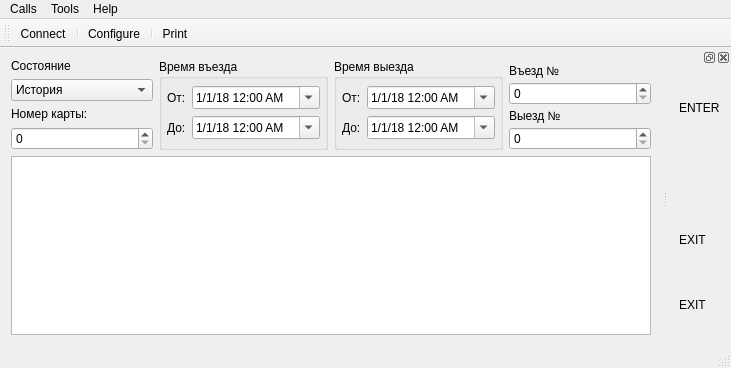
Old version of the form Client/mainwindow.ui in the repository Baxulio/ParkingAS.
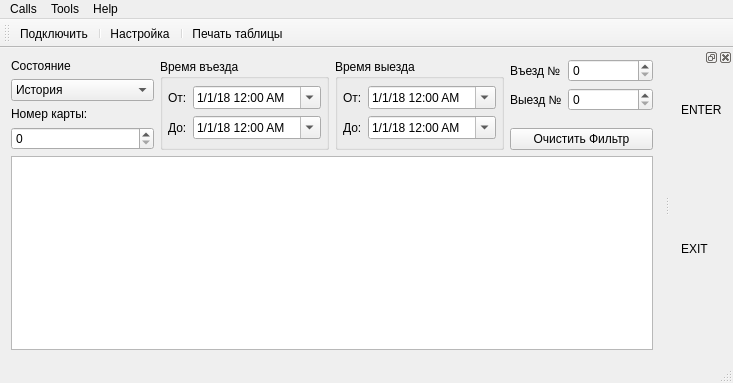
New version of the form. Icons and pictures are not drawn.

Diff of the .ui file:
```diff
--- a/Client/mainwindow.ui
+++ b/Client/mainwindow.ui
@@ -6,8 +6,8 @@
    <rect>
     <x>0</x>
     <y>0</y>
-    <width>731</width>
-    <height>368</height>
+    <width>733</width>
+    <height>383</height>
    </rect>
   </property>
   <property name="windowTitle">
@@ -33,8 +33,6 @@
    <bool>true</bool>
   </property>
   <widget class="QWidget" name="centralWidget">
-   <layout class="QVBoxLayout" name="verticalLayout_6">
-    <item>
      <layout class="QVBoxLayout" name="verticalLayout_5">
       <item>
        <layout class="QHBoxLayout" name="horizontalLayout_5">
@@ -81,7 +79,11 @@
            </widget>
           </item>
           <item>
-           <widget class="QSpinBox" name="wiegand_id_spin"/>
+         <widget class="QSpinBox" name="wiegand_id_spin">
+          <property name="maximum">
+           <number>999999999</number>
+          </property>
+         </widget>
           </item>
          </layout>
         </item>
@@ -259,31 +261,39 @@
         </item>
         <item>
          <layout class="QVBoxLayout" name="verticalLayout_4">
-          <property name="spacing">
-           <number>0</number>
-          </property>
           <item>
+         <layout class="QFormLayout" name="formLayout">
+          <item row="0" column="0">
            <widget class="QLabel" name="label_6">
             <property name="text">
              <string>Въезд №</string>
             </property>
            </widget>
           </item>
-          <item>
+          <item row="0" column="1">
            <widget class="QSpinBox" name="in_spin"/>
           </item>
-          <item>
+          <item row="1" column="0">
            <widget class="QLabel" name="label_7">
             <property name="text">
              <string>Выезд №</string>
             </property>
            </widget>
           </item>
-          <item>
+          <item row="1" column="1">
            <widget class="QSpinBox" name="out_spin"/>
           </item>
          </layout>
         </item>
+        <item>
+         <widget class="QPushButton" name="clear_button">
+          <property name="text">
+           <string>Очистить Фильтр</string>
+          </property>
+         </widget>
+        </item>
+       </layout>
+      </item>
        </layout>
       </item>
       <item>
@@ -309,15 +319,13 @@
        </widget>
       </item>
      </layout>
-    </item>
-   </layout>
   </widget>
   <widget class="QMenuBar" name="menuBar">
    <property name="geometry">
     <rect>
      <x>0</x>
      <y>0</y>
-     <width>731</width>
+     <width>733</width>
      <height>19</height>
     </rect>
    </property>
@@ -395,7 +403,7 @@
      <item>
       <widget class="QLabel" name="exitSnapshot">
        <property name="text">
-        <string>EXIT</string>
+        <string/>
        </property>
       </widget>
      </item>
@@ -408,7 +416,7 @@
      <normaloff>:/images/connect.png</normaloff>:/images/connect.png</iconset>
    </property>
    <property name="text">
-    <string>C&amp;onnect</string>
+    <string>Подключить</string>
    </property>
    <property name="toolTip">
     <string>Connect to serial port</string>
@@ -441,7 +449,7 @@
      <normaloff>:/images/settings.png</normaloff>:/images/settings.png</iconset>
    </property>
    <property name="text">
-    <string>&amp;Configure</string>
+    <string>Настройка</string>
    </property>
    <property name="toolTip">
     <string>Configure serial port</string>
@@ -473,7 +481,7 @@
      <normaloff>:/images/Cheque.png</normaloff>:/images/Cheque.png</iconset>
    </property>
    <property name="text">
-    <string>&amp;Print</string>
+    <string>Печать таблицы</string>
    </property>
    <property name="toolTip">
     <string>Prints cheque</string>
```
Left out of the diff: 5 changed lines with no effect on the pictures. Lines whose indentation alone changed are shown as unchanged.
